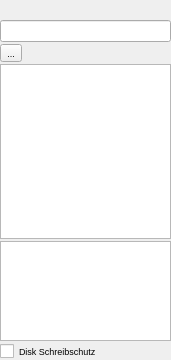
Qt form widget_file_browse.ui (ThKattanek/emu64) before a commit.
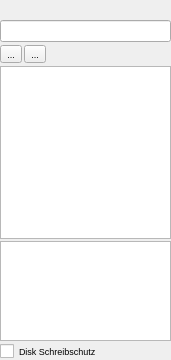
The same form after that commit. Icons and pictures are not drawn.

Commit message: [ticket#78] File Refresh in File Browser hinzugefügt.

```diff
--- a/widget_file_browse.ui
+++ b/widget_file_browse.ui
@@ -71,6 +71,8 @@
       </widget>
      </item>
      <item>
+      <layout class="QHBoxLayout" name="horizontalLayout_4">
+       <item>
       <widget class="QToolButton" name="to_parent">
        <property name="text">
         <string>...</string>
@@ -79,7 +81,48 @@
         <iconset resource="emu64.qrc">
          <normaloff>:/grafik/go-up.png</normaloff>:/grafik/go-up.png</iconset>
        </property>
-      </widget>
+         <property name="iconSize">
+          <size>
+           <width>16</width>
+           <height>16</height>
+          </size>
+         </property>
+        </widget>
+       </item>
+       <item>
+        <widget class="QToolButton" name="view_refresh">
+         <property name="toolTip">
+          <string>Aktualisieren</string>
+         </property>
+         <property name="text">
+          <string>...</string>
+         </property>
+         <property name="icon">
+          <iconset resource="emu64.qrc">
+           <normaloff>:/grafik/view-refresh.png</normaloff>:/grafik/view-refresh.png</iconset>
+         </property>
+         <property name="iconSize">
+          <size>
+           <width>16</width>
+           <height>16</height>
+          </size>
+         </property>
+        </widget>
+       </item>
+       <item>
+        <spacer name="horizontalSpacer_2">
+         <property name="orientation">
+          <enum>Qt::Horizontal</enum>
+         </property>
+         <property name="sizeHint" stdset="0">
+          <size>
+           <width>40</width>
+           <height>20</height>
+          </size>
+         </property>
+        </spacer>
+       </item>
+      </layout>
      </item>
      <item>
       <widget class="QListView" name="listView_filebrowser"/>
```
Left out of the diff: 3 changed lines with no effect on the pictures. Lines whose indentation alone changed are shown as unchanged. The commit also changes 6 other files.
